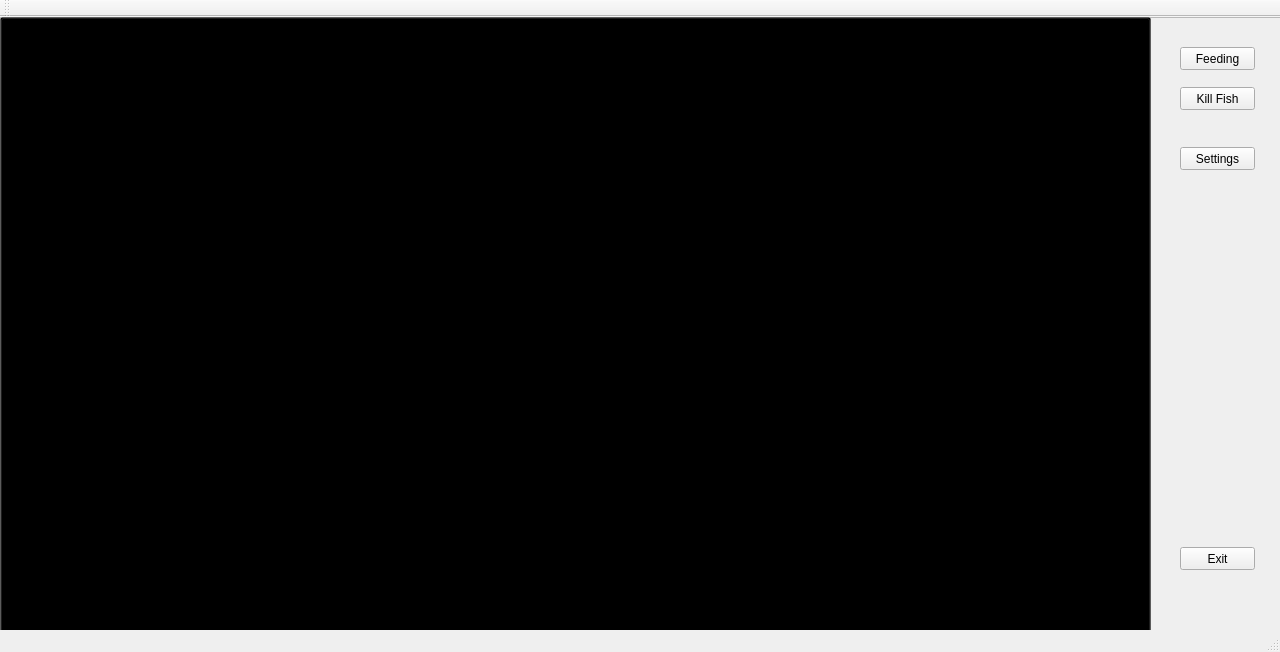
First picture: the form in SimpleFishAnimation/mainwindow.ui, repository elikreigh/ptgh_fish_simulator_sptd, before the edit.
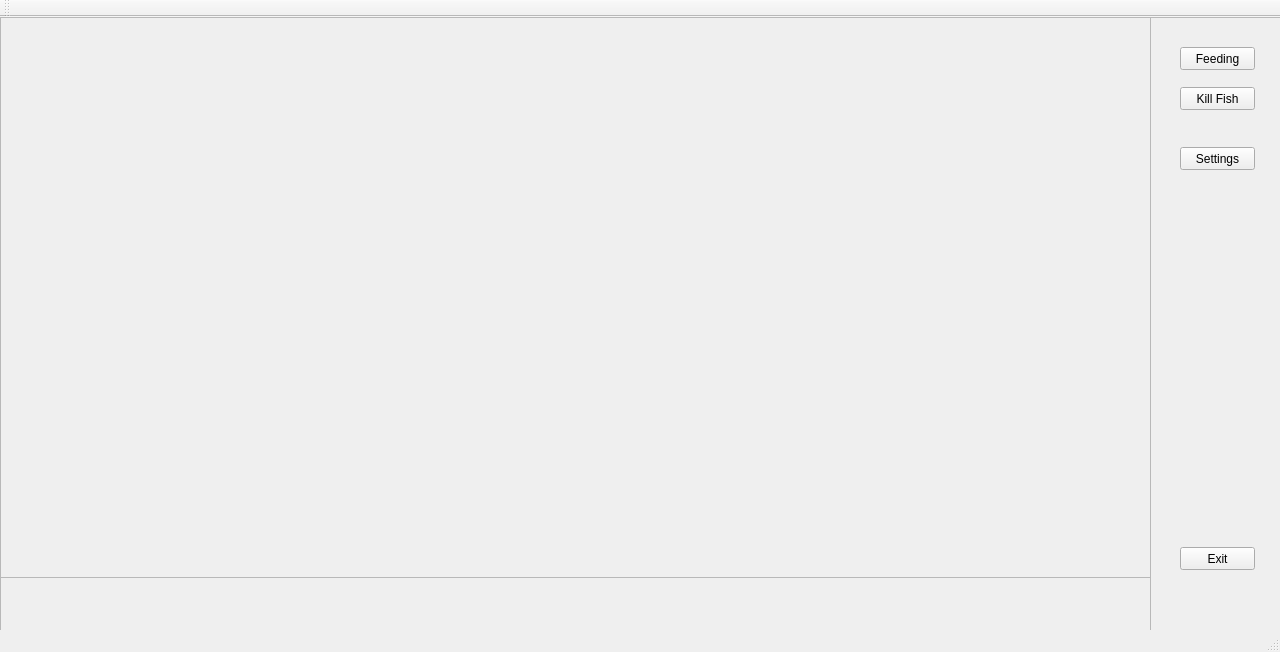
Second picture: the form after the edit. The open tabs and pages were chosen to show the change. Icons and pictures are not drawn.

Diff of the .ui file:
```diff
--- a/SimpleFishAnimation/mainwindow.ui
+++ b/SimpleFishAnimation/mainwindow.ui
@@ -235,37 +235,6 @@
      <property name="styleSheet">
       <string notr="true">background-color: none;</string>
      </property>
-     <widget class="QLabel" name="Fish">
-      <property name="geometry">
-       <rect>
-        <x>930</x>
-        <y>280</y>
-        <width>111</width>
-        <height>71</height>
-       </rect>
-      </property>
-      <property name="mouseTracking">
-       <bool>false</bool>
-      </property>
-      <property name="layoutDirection">
-       <enum>Qt::LeftToRight</enum>
-      </property>
-      <property name="autoFillBackground">
-       <bool>false</bool>
-      </property>
-      <property name="styleSheet">
-       <string notr="true">background-color: none;</string>
-      </property>
-      <property name="text">
-       <string/>
-      </property>
-      <property name="pixmap">
-       <pixmap>../../../Desktop/Software Engineering Concept Art/FishIdle.png</pixmap>
-      </property>
-      <property name="scaledContents">
-       <bool>true</bool>
-      </property>
-     </widget>
      <widget class="QFrame" name="frame">
       <property name="geometry">
        <rect>
@@ -464,21 +433,6 @@
        <enum>QFrame::Raised</enum>
       </property>
      </widget>
-     <widget class="QGraphicsView" name="GameWindow">
-      <property name="geometry">
-       <rect>
-        <x>0</x>
-        <y>0</y>
-        <width>1151</width>
-        <height>621</height>
-       </rect>
-      </property>
-      <property name="styleSheet">
-       <string notr="true">background-color: qlineargradient(x1:0, y1:0, x2:0, y2:1,
-		stop:0 white, stop:1 blue);
-</string>
-      </property>
-     </widget>
      <widget class="QLabel" name="pillar2">
       <property name="geometry">
        <rect>
@@ -520,7 +474,7 @@
        <pixmap>../Resources/Pillar.png</pixmap>
       </property>
      </widget>
-     <widget class="QPushButton" name="tank_button">
+     <widget class="QFrame" name="frame_2">
       <property name="geometry">
        <rect>
         <x>0</x>
@@ -530,11 +484,47 @@
        </rect>
       </property>
       <property name="styleSheet">
-       <string notr="true">background-color: transparent;</string>
+       <string notr="true">background-color: qlineargradient(x1:0, y1:0, x2:0, y2:1,
+		stop:0 white, stop:1 blue);
+</string>
       </property>
-      <property name="text">
-       <string/>
+      <property name="frameShape">
+       <enum>QFrame::StyledPanel</enum>
       </property>
+      <property name="frameShadow">
+       <enum>QFrame::Raised</enum>
+      </property>
+      <widget class="QLabel" name="Fish">
+       <property name="geometry">
+        <rect>
+         <x>990</x>
+         <y>250</y>
+         <width>111</width>
+         <height>71</height>
+        </rect>
+       </property>
+       <property name="mouseTracking">
+        <bool>false</bool>
+       </property>
+       <property name="layoutDirection">
+        <enum>Qt::LeftToRight</enum>
+       </property>
+       <property name="autoFillBackground">
+        <bool>false</bool>
+       </property>
+       <property name="styleSheet">
+        <string notr="true">background-color: none;</string>
+       </property>
+       <property name="text">
+        <string/>
+       </property>
+       <property name="pixmap">
+        <pixmap resource="pictures.qrc">:/pictures/FishIdle.png</pixmap>
+       </property>
+       <property name="scaledContents">
+        <bool>true</bool>
+       </property>
+      </widget>
      </widget>
      <zorder>GameWindow</zorder>
      <zorder>sand</zorder>
```
Left out of the diff: 18 changed lines with no effect on the pictures.
